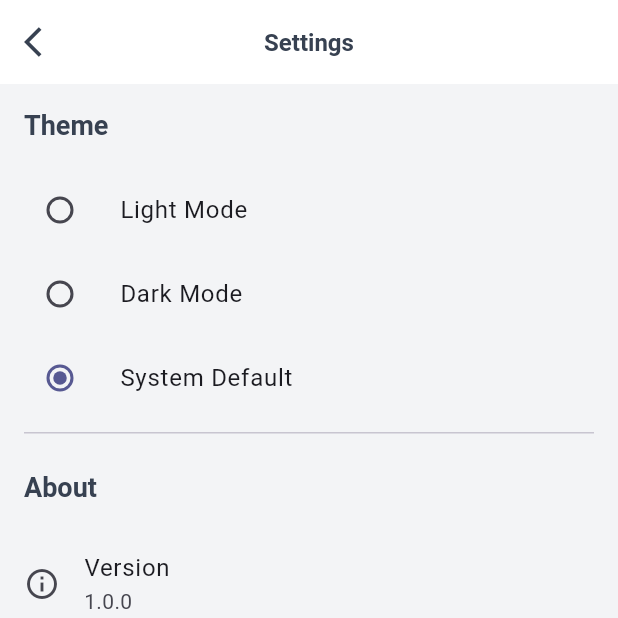
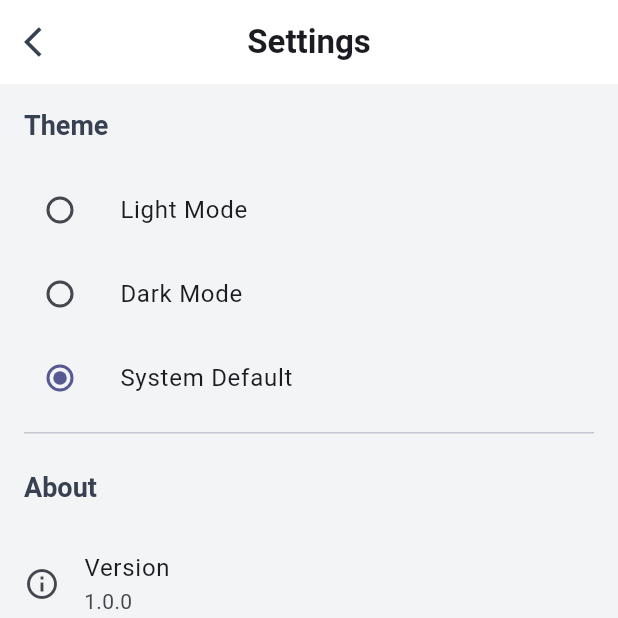
Before and after one commit to gjha4428-create/Conceptalive, a Flutter app: the screen it shows after launch, after a tap on "Settings", on a phone screen of 412 x 824 dp, the top half of it. Run offline on Flutter 3.47's test engine with Material 3 defaults, Android fonts, the phone set to English and light mode, and no system bars; our stand-ins replace go_router, shared_preferences.

Commit message:
Update app_theme.dart

```diff
--- a/lib/theme/app_theme.dart
+++ b/lib/theme/app_theme.dart
@@ -10,7 +10,7 @@ class AppTheme {
         seedColor: AppColors.primaryLight,
         brightness: Brightness.light,
       ),
-      appBarTheme: AppBarTheme(
+      appBarTheme: const AppBarTheme(
         centerTitle: true,
         elevation: 0,
         backgroundColor: Colors.white,
@@ -27,8 +27,8 @@ class AppTheme {
           backgroundColor: AppColors.primaryLight,
           foregroundColor: Colors.white,
           padding: const EdgeInsets.symmetric(vertical: 12, horizontal: 24),
-          shape: RoundedRectangleBorder(
-            borderRadius: BorderRadius.circular(8),
+          shape: const RoundedRectangleBorder(
+            borderRadius: BorderRadius.all(Radius.circular(8)),
           ),
           elevation: 2,
         ),
@@ -38,8 +38,8 @@ class AppTheme {
           foregroundColor: AppColors.primaryLight,
           side: const BorderSide(color: AppColors.primaryLight),
           padding: const EdgeInsets.symmetric(vertical: 12, horizontal: 24),
-          shape: RoundedRectangleBorder(
-            borderRadius: BorderRadius.circular(8),
+          shape: const RoundedRectangleBorder(
+            borderRadius: BorderRadius.all(Radius.circular(8)),
           ),
         ),
       ),
@@ -80,7 +80,7 @@ class AppTheme {
         seedColor: AppColors.primaryDark,
         brightness: Brightness.dark,
       ),
-      appBarTheme: AppBarTheme(
+      appBarTheme: const AppBarTheme(
         centerTitle: true,
         elevation: 0,
         backgroundColor: AppColors.darkBackground,
@@ -97,8 +97,8 @@ class AppTheme {
           backgroundColor: AppColors.primaryDark,
           foregroundColor: Colors.white,
           padding: const EdgeInsets.symmetric(vertical: 12, horizontal: 24),
-          shape: RoundedRectangleBorder(
-            borderRadius: BorderRadius.circular(8),
+          shape: const RoundedRectangleBorder(
+            borderRadius: BorderRadius.all(Radius.circular(8)),
           ),
           elevation: 2,
         ),
@@ -108,8 +108,8 @@ class AppTheme {
           foregroundColor: AppColors.primaryDark,
           side: const BorderSide(color: AppColors.primaryDark),
           padding: const EdgeInsets.symmetric(vertical: 12, horizontal: 24),
-          shape: RoundedRectangleBorder(
-            borderRadius: BorderRadius.circular(8),
+          shape: const RoundedRectangleBorder(
+            borderRadius: BorderRadius.all(Radius.circular(8)),
           ),
         ),
       ),
@@ -144,6 +144,7 @@ class AppTheme {
 
   static TextTheme _buildTextTheme({required bool isDark}) {
     final textColor = isDark ? AppColors.lightGrey : AppColors.darkGrey;
+
     return TextTheme(
       displayLarge: TextStyle(
         fontSize: 32,
@@ -175,55 +176,12 @@ class AppTheme {
         fontWeight: FontWeight.w600,
         color: textColor,
       ),
-      titleLarge: TextStyle(
-        fontSize: 16,
-        fontWeight: FontWeight.w600,
-        color: textColor,
-      ),
-      titleMedium: TextStyle(
-        fontSize: 14,
-        fontWeight: FontWeight.w500,
-        color: textColor,
-      ),
-      titleSmall: TextStyle(
-        fontSize: 12,
-        fontWeight: FontWeight.w500,
-        color: textColor,
-      ),
-      bodyLarge: TextStyle(
-        fontSize: 16,
-        fontWeight: FontWeight.w400,
-        color: textColor,
-      ),
-      bodyMedium: TextStyle(
-        fontSize: 14,
-        fontWeight: FontWeight.w400,
-        color: textColor,
-      ),
-      bodySmall: TextStyle(
-        fontSize: 12,
-        fontWeight: FontWeight.w400,
-        color: isDark ? AppColors.lightGrey.withValues(alpha: 0.7) : AppColors.darkGrey.withValues(alpha: 0.7),
-      ),
-      labelLarge: TextStyle(
-        fontSize: 14,
-        fontWeight: FontWeight.w500,
-        color: textColor,
-      ),
-      labelMedium: TextStyle(
-        fontSize: 12,
-        fontWeight: FontWeight.w500,
-        color: textColor,
-      ),
-      labelSmall: TextStyle(
-        fontSize: 10,
-        fontWeight: FontWeight.w500,
-        color: textColor,
-      ),
     );
   }
 
-  static InputDecorationTheme _buildInputDecorationTheme({required bool isDark}) {
+  static InputDecorationTheme _buildInputDecorationTheme({
+    required bool isDark,
+  }) {
     final borderColor = isDark ? AppColors.darkGrey : AppColors.lightGrey;
     final fillColor = isDark ? AppColors.darkSurface : AppColors.lightSurface;
     final textColor = isDark ? AppColors.lightGrey : AppColors.darkGrey;
@@ -231,7 +189,10 @@ class AppTheme {
     return InputDecorationTheme(
       filled: true,
       fillColor: fillColor,
-      contentPadding: const EdgeInsets.symmetric(horizontal: 16, vertical: 12),
+      contentPadding: const EdgeInsets.symmetric(
+        horizontal: 16,
+        vertical: 12,
+      ),
       border: OutlineInputBorder(
         borderRadius: BorderRadius.circular(8),
         borderSide: BorderSide(color: borderColor),
@@ -240,33 +201,18 @@ class AppTheme {
         borderRadius: BorderRadius.circular(8),
         borderSide: BorderSide(color: borderColor),
       ),
-      focusedBorder: OutlineInputBorder(
-        borderRadius: BorderRadius.circular(8),
-        borderSide: BorderSide(
-          color: isDark ? AppColors.primaryDark : AppColors.primaryLight,
-          width: 2,
-        ),
-      ),
       errorBorder: OutlineInputBorder(
         borderRadius: BorderRadius.circular(8),
         borderSide: const BorderSide(color: AppColors.errorRed),
       ),
-      focusedErrorBorder: OutlineInputBorder(
-        borderRadius: BorderRadius.circular(8),
-        borderSide: const BorderSide(color: AppColors.errorRed, width: 2),
+      errorStyle: const TextStyle(
+        color: AppColors.errorRed,
+        fontSize: 12,
       ),
       hintStyle: TextStyle(
         color: textColor.withValues(alpha: 0.5),
         fontSize: 14,
       ),
-      labelStyle: TextStyle(
-        color: textColor,
-        fontSize: 14,
-      ),
-      errorStyle: const TextStyle(
-        color: AppColors.errorRed,
-        fontSize: 12,
-      ),
     );
   }
 }
```
